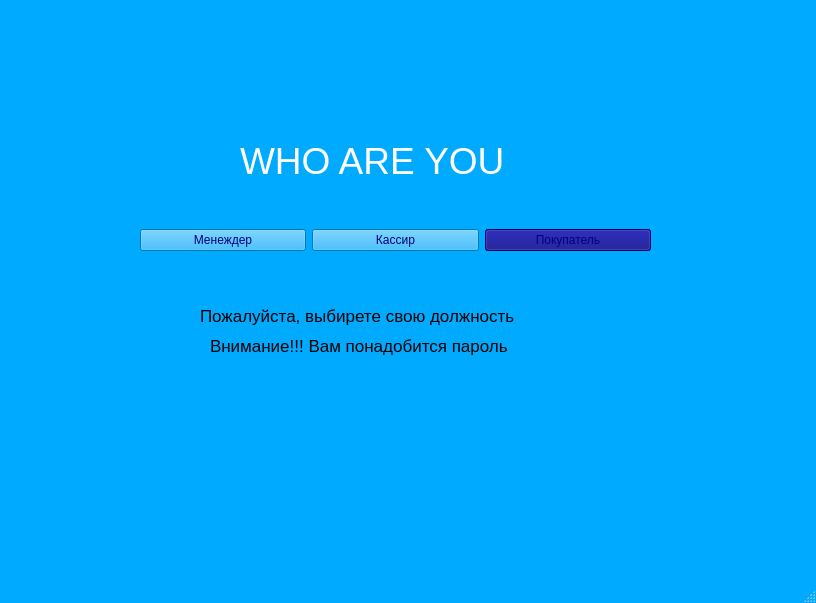
This is first.ui in katiarapter/lyceum as Qt 5 draws it before an edit. The edited form follows.
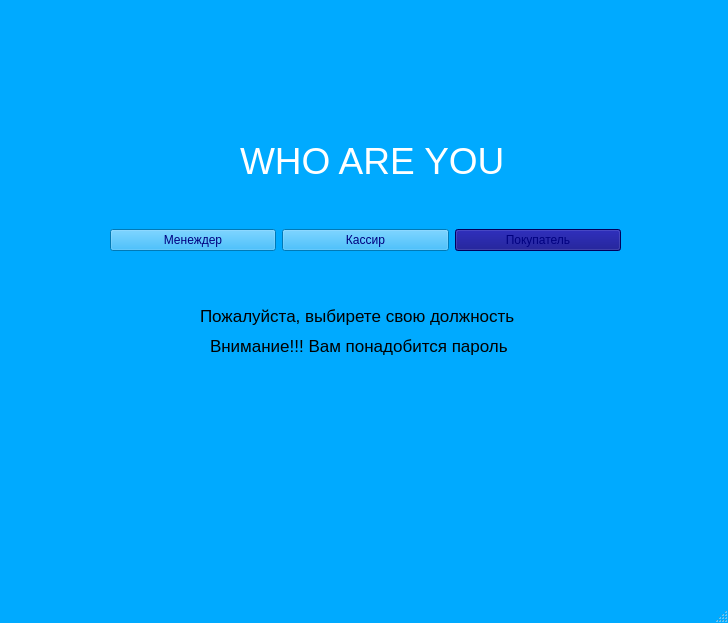
This is the edited form.

What changed in the file:
```diff
--- a/first.ui
+++ b/first.ui
@@ -6,8 +6,8 @@
    <rect>
     <x>0</x>
     <y>0</y>
-    <width>816</width>
-    <height>603</height>
+    <width>728</width>
+    <height>623</height>
    </rect>
   </property>
   <property name="palette">
@@ -487,7 +487,7 @@
    <widget class="QWidget" name="horizontalLayoutWidget">
     <property name="geometry">
      <rect>
-      <x>140</x>
+      <x>110</x>
       <y>190</y>
       <width>511</width>
       <height>101</height>
```
Left out of the diff: 17 changed lines with no effect on the pictures.
